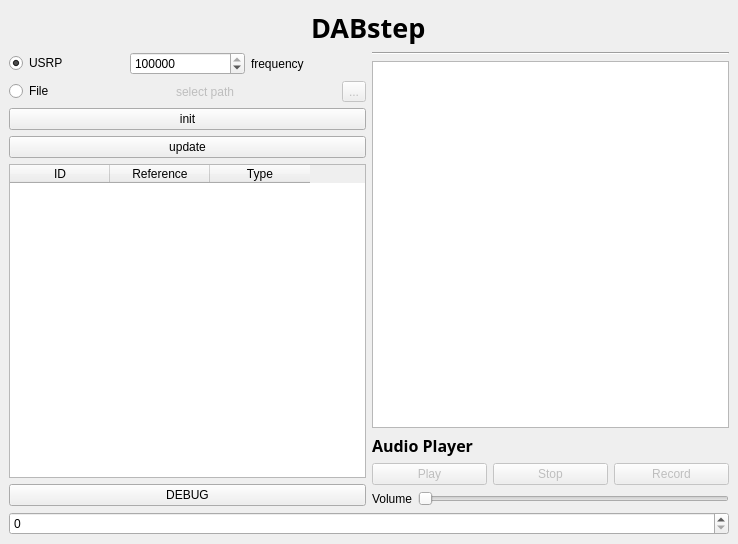
This is python/GUI/user_frontend.ui in rubund/gr-dab as Qt 5 draws it before an edit. The edited form follows.
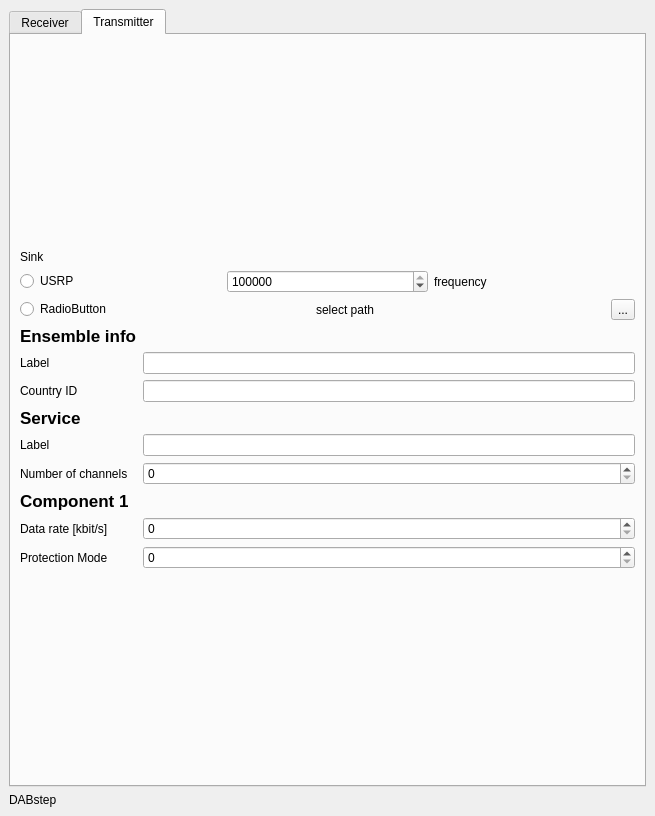
This is the edited form.

Commit message: GUI: audio player and file source

Patch:
```diff
--- a/python/GUI/user_frontend.ui
+++ b/python/GUI/user_frontend.ui
@@ -6,8 +6,8 @@
    <rect>
     <x>0</x>
     <y>0</y>
-    <width>738</width>
-    <height>544</height>
+    <width>655</width>
+    <height>816</height>
    </rect>
   </property>
   <property name="windowTitle">
@@ -17,27 +17,31 @@
    <property name="enabled">
     <bool>true</bool>
    </property>
-   <layout class="QVBoxLayout" name="verticalLayout_5">
-    <item alignment="Qt::AlignHCenter">
-     <widget class="QLabel" name="label_4">
-      <property name="font">
-       <font>
-        <family>Abyssinica SIL</family>
-        <pointsize>20</pointsize>
-        <weight>75</weight>
-        <italic>false</italic>
-        <bold>true</bold>
-       </font>
+   <layout class="QVBoxLayout" name="verticalLayout">
+    <item>
+     <widget class="QTabWidget" name="tabWidget">
+      <property name="currentIndex">
+       <number>1</number>
       </property>
-      <property name="text">
-       <string>DABstep</string>
-      </property>
-     </widget>
-    </item>
+      <widget class="QWidget" name="tab_reception">
+       <attribute name="title">
+        <string>Receiver</string>
+       </attribute>
+       <layout class="QVBoxLayout" name="verticalLayout_2">
     <item>
      <layout class="QHBoxLayout" name="horizontalLayout_2">
       <item>
        <layout class="QVBoxLayout" name="verticalLayout_6">
+            <item>
+             <layout class="QHBoxLayout" name="horizontalLayout_8"/>
+            </item>
+            <item>
+             <widget class="QLabel" name="label_21">
+              <property name="text">
+               <string>Source</string>
+              </property>
+             </widget>
+            </item>
         <item>
          <layout class="QHBoxLayout" name="horizontalLayout">
           <item>
@@ -104,20 +108,20 @@
          </layout>
         </item>
         <item>
-         <layout class="QHBoxLayout" name="horizontalLayout_3">
+             <layout class="QHBoxLayout" name="horizontalLayout_3"/>
+            </item>
           <item>
            <widget class="QPushButton" name="btn_init">
+              <property name="font">
+               <font>
+                <kerning>true</kerning>
+               </font>
+              </property>
             <property name="text">
              <string>init</string>
             </property>
-           </widget>
-          </item>
-         </layout>
-        </item>
-        <item>
-         <widget class="QPushButton" name="btn_update_info">
-          <property name="text">
-           <string>update</string>
+              <property name="checkable">
+               <bool>false</bool>
           </property>
          </widget>
         </item>
@@ -140,6 +144,13 @@
           </column>
          </widget>
         </item>
+            <item>
+             <widget class="QPushButton" name="btn_update_info">
+              <property name="text">
+               <string>update</string>
+              </property>
+             </widget>
+            </item>
         <item>
          <widget class="QPushButton" name="btn_debug">
           <property name="text">
@@ -223,7 +234,19 @@
            </widget>
           </item>
           <item>
-           <widget class="QSlider" name="horizontalSlider">
+               <widget class="QSlider" name="slider_volume">
+                <property name="enabled">
+                 <bool>false</bool>
+                </property>
+                <property name="maximum">
+                 <number>100</number>
+                </property>
+                <property name="value">
+                 <number>80</number>
+                </property>
+                <property name="sliderPosition">
+                 <number>80</number>
+                </property>
             <property name="orientation">
              <enum>Qt::Horizontal</enum>
             </property>
@@ -235,8 +258,203 @@
       </item>
      </layout>
     </item>
+       </layout>
+      </widget>
+      <widget class="QWidget" name="tab_transmission">
+       <attribute name="title">
+        <string>Transmitter</string>
+       </attribute>
+       <layout class="QVBoxLayout" name="verticalLayout_3">
     <item>
-     <widget class="QSpinBox" name="spinBox"/>
+         <layout class="QHBoxLayout" name="horizontalLayout_7">
+          <item>
+           <layout class="QVBoxLayout" name="verticalLayout_5">
+            <item>
+             <widget class="QLabel" name="label_22">
+              <property name="text">
+               <string>Sink</string>
+              </property>
+             </widget>
+            </item>
+            <item>
+             <layout class="QHBoxLayout" name="horizontalLayout_9">
+              <item>
+               <widget class="QRadioButton" name="radioButton">
+                <property name="text">
+                 <string>USRP</string>
+                </property>
+               </widget>
+              </item>
+              <item>
+               <widget class="QSpinBox" name="spinbox_frequency_2">
+                <property name="maximum">
+                 <number>1000000000</number>
+                </property>
+                <property name="value">
+                 <number>208064000</number>
+                </property>
+               </widget>
+              </item>
+              <item>
+               <widget class="QLabel" name="label_frequency_2">
+                <property name="text">
+                 <string>frequency</string>
+                </property>
+               </widget>
+              </item>
+             </layout>
+            </item>
+            <item>
+             <layout class="QHBoxLayout" name="horizontalLayout_10">
+              <item>
+               <widget class="QRadioButton" name="radioButton_2">
+                <property name="text">
+                 <string>RadioButton</string>
+                </property>
+               </widget>
+              </item>
+              <item>
+               <widget class="QLabel" name="label_23">
+                <property name="text">
+                 <string>select path</string>
+                </property>
+               </widget>
+              </item>
+              <item>
+               <widget class="QToolButton" name="toolButton">
+                <property name="text">
+                 <string>...</string>
+                </property>
+               </widget>
+              </item>
+             </layout>
+            </item>
+            <item>
+             <layout class="QFormLayout" name="formLayout_2">
+              <property name="fieldGrowthPolicy">
+               <enum>QFormLayout::AllNonFixedFieldsGrow</enum>
+              </property>
+              <item row="0" column="0">
+               <widget class="QLabel" name="label_12">
+                <property name="font">
+                 <font>
+                  <pointsize>13</pointsize>
+                  <weight>75</weight>
+                  <bold>true</bold>
+                 </font>
+                </property>
+                <property name="text">
+                 <string>Ensemble info</string>
+                </property>
+               </widget>
+              </item>
+              <item row="1" column="0">
+               <widget class="QLabel" name="label_13">
+                <property name="text">
+                 <string>Label</string>
+                </property>
+               </widget>
+              </item>
+              <item row="1" column="1">
+               <widget class="QLineEdit" name="lineEdit_3"/>
+              </item>
+              <item row="2" column="0">
+               <widget class="QLabel" name="label_14">
+                <property name="text">
+                 <string>Country ID</string>
+                </property>
+               </widget>
+              </item>
+              <item row="2" column="1">
+               <widget class="QLineEdit" name="lineEdit_5"/>
+              </item>
+              <item row="3" column="0">
+               <widget class="QLabel" name="label_15">
+                <property name="font">
+                 <font>
+                  <pointsize>13</pointsize>
+                  <weight>75</weight>
+                  <bold>true</bold>
+                 </font>
+                </property>
+                <property name="text">
+                 <string>Service</string>
+                </property>
+               </widget>
+              </item>
+              <item row="4" column="0">
+               <widget class="QLabel" name="label_16">
+                <property name="text">
+                 <string>Label</string>
+                </property>
+               </widget>
+              </item>
+              <item row="4" column="1">
+               <widget class="QLineEdit" name="lineEdit_6"/>
+              </item>
+              <item row="5" column="0">
+               <widget class="QLabel" name="label_17">
+                <property name="text">
+                 <string>Number of channels</string>
+                </property>
+               </widget>
+              </item>
+              <item row="5" column="1">
+               <widget class="QSpinBox" name="spinBox_5"/>
+              </item>
+              <item row="6" column="0">
+               <widget class="QLabel" name="label_18">
+                <property name="font">
+                 <font>
+                  <pointsize>13</pointsize>
+                  <weight>75</weight>
+                  <bold>true</bold>
+                 </font>
+                </property>
+                <property name="text">
+                 <string>Component 1</string>
+                </property>
+               </widget>
+              </item>
+              <item row="7" column="0">
+               <widget class="QLabel" name="label_19">
+                <property name="text">
+                 <string>Data rate [kbit/s]</string>
+                </property>
+               </widget>
+              </item>
+              <item row="7" column="1">
+               <widget class="QSpinBox" name="spinBox_6"/>
+              </item>
+              <item row="8" column="0">
+               <widget class="QLabel" name="label_20">
+                <property name="text">
+                 <string>Protection Mode</string>
+                </property>
+               </widget>
+              </item>
+              <item row="8" column="1">
+               <widget class="QSpinBox" name="spinBox_7"/>
+              </item>
+             </layout>
+            </item>
+           </layout>
+          </item>
+          <item>
+           <layout class="QVBoxLayout" name="verticalLayout_4"/>
+          </item>
+         </layout>
+        </item>
+       </layout>
+      </widget>
+     </widget>
+    </item>
+    <item>
+     <widget class="QLabel" name="Heading">
+      <property name="text">
+       <string>DABstep</string>
+      </property>
+     </widget>
     </item>
    </layout>
   </widget>
```
Lines whose indentation alone changed are shown as unchanged. The commit also changes 3 other files.
